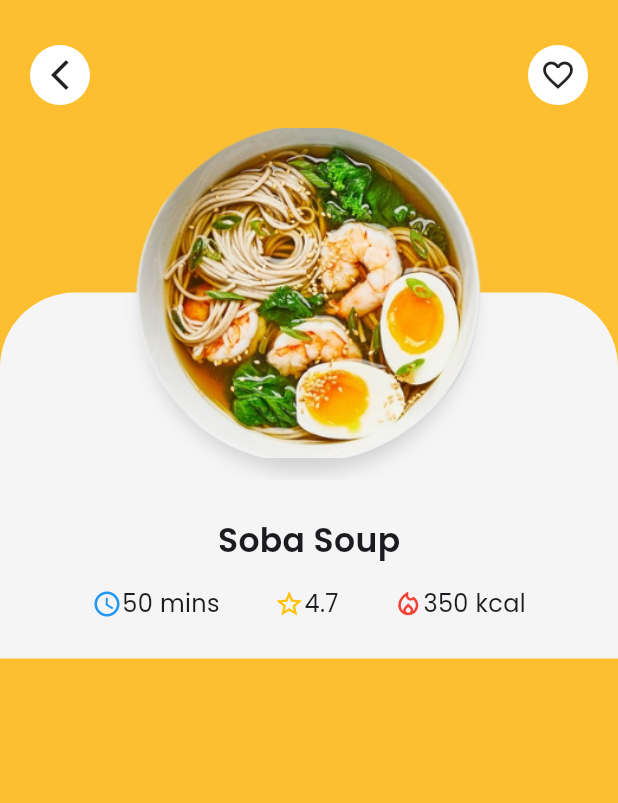
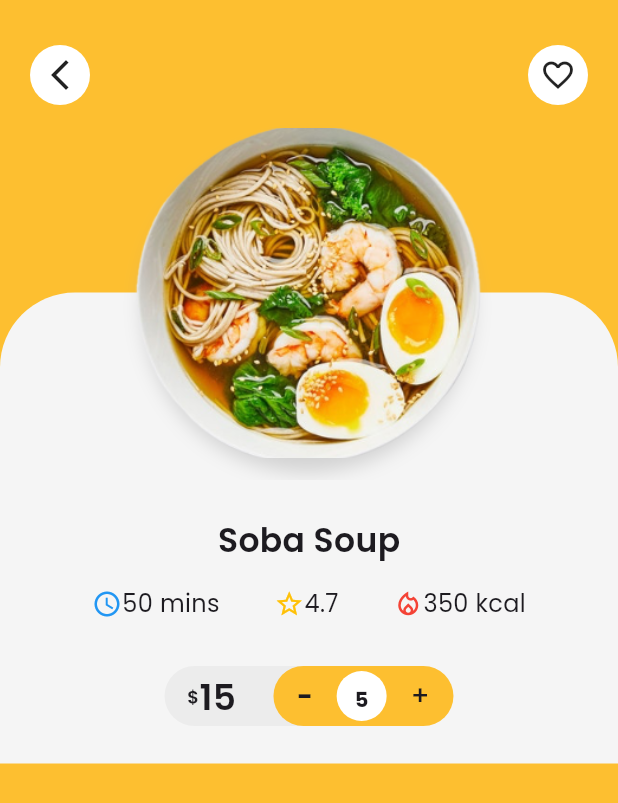
Before and after one commit to Uzair2120/Food-App, a Flutter app: the DetailsPage screen opened directly with sample values from the repository, on a phone screen of 412 x 824 dp. Shown: the top 803 px of the screen. Run offline on Flutter 3.47's test engine with Material 3 defaults, Android fonts, the phone set to English and light mode, and no system bars; our stand-ins replace google_fonts, smooth_page_indicator.

Commit message:
food quantity

```diff
--- a/lib/screens/detailsPage/details.dart
+++ b/lib/screens/detailsPage/details.dart
@@ -22,7 +22,8 @@ class DetailsPage extends StatelessWidget {
                   Icons.arrow_back_ios_new_outlined,
                   leftCallback: () => Navigator.of(context).pop()),
               FoodImg(food),
-              FoodDetails(food)
+              FoodDetails(food),
+
             ],
           ),
         ));
--- a/lib/screens/detailsPage/detailsWidgets/foodDetail.dart
+++ b/lib/screens/detailsPage/detailsWidgets/foodDetail.dart
@@ -2,6 +2,7 @@ import 'package:flutter/cupertino.dart';
 import 'package:flutter/material.dart';
 import 'package:food_delivery_app/constants/colors.dart';
 import 'package:food_delivery_app/models/food.dart';
+import 'package:food_delivery_app/screens/detailsPage/detailsWidgets/foodQuantity.dart';
 import 'package:google_fonts/google_fonts.dart';
 
 class FoodDetails extends StatelessWidget{
@@ -28,8 +29,10 @@ class FoodDetails extends StatelessWidget{
               _IconsButtonText(Icons.star_border_outlined, Colors.amber, food.score.toString()),
               _IconsButtonText(Icons.local_fire_department_outlined, Colors.red, food.cal),
             ],
-          )
+          ),
 
+          SizedBox(height: 30,),
+          FoodQuantity(food),
         ]
       ),
     );
--- /dev/null
+++ b/lib/screens/detailsPage/detailsWidgets/foodQuantity.dart
@@ -0,0 +1,78 @@
+import 'package:flutter/material.dart';
+import 'package:food_delivery_app/constants/colors.dart';
+import 'package:food_delivery_app/models/food.dart';
+import 'package:google_fonts/google_fonts.dart';
+
+class FoodQuantity extends StatelessWidget{
+  final Food food;
+  FoodQuantity(
+      this.food
+      );
+
+
+  @override
+  Widget build(BuildContext context) {
+    return Container(
+      height: 40,
+      width: double.maxFinite,
+      child: Stack(
+        children: [
+          Align(
+          alignment: Alignment(-0.3, 0),
+          child: Container(
+            height: double.maxFinite,
+            width: 120,
+            decoration: BoxDecoration(
+              color: Colors.grey.withOpacity(0.1),
+              borderRadius: BorderRadius.circular(30)
+            ),
+            child: Row(
+              children: [
+                SizedBox(width: 15,),
+                Text('\$' , style: GoogleFonts.poppins(
+                  fontWeight: FontWeight.w600,
+                  fontSize: 12
+                ),),
+                Text(food.price.toString() , style: GoogleFonts.poppins(
+                  fontSize: 24,
+                  fontWeight: FontWeight.w600
+                ),)
+              ],
+            ),
+          ),
+        ),
+          Align(
+            alignment: Alignment(0.3, 0),
+            child: Container(
+              height: double.maxFinite,
+              width: 120,
+              decoration: BoxDecoration(
+                  color: kPrimaryColor,
+                  borderRadius: BorderRadius.circular(30)
+              ),
+              child: Row(
+                mainAxisAlignment: MainAxisAlignment.spaceEvenly,
+                children: [
+                  Text('-' , style: GoogleFonts.poppins(fontWeight: FontWeight.bold, fontSize: 18),),
+                  Container(
+                    padding: EdgeInsets.all(12),
+                    decoration: BoxDecoration(
+                      // borderRadius: BorderRadius.circular(40),
+                      shape: BoxShape.circle,
+                      color: Colors.white
+                    ),
+                    child: Text(food.quantity.toString(), style: GoogleFonts.poppins(
+                      fontWeight: FontWeight.w700,
+                    ),),
+                  ),
+                  Text('+' , style: GoogleFonts.poppins(fontWeight: FontWeight.w500, fontSize: 18),),
+                ],
+              ),
+            ),
+          )
+      ]
+      ),
+    );
+  }
+
+}
```
